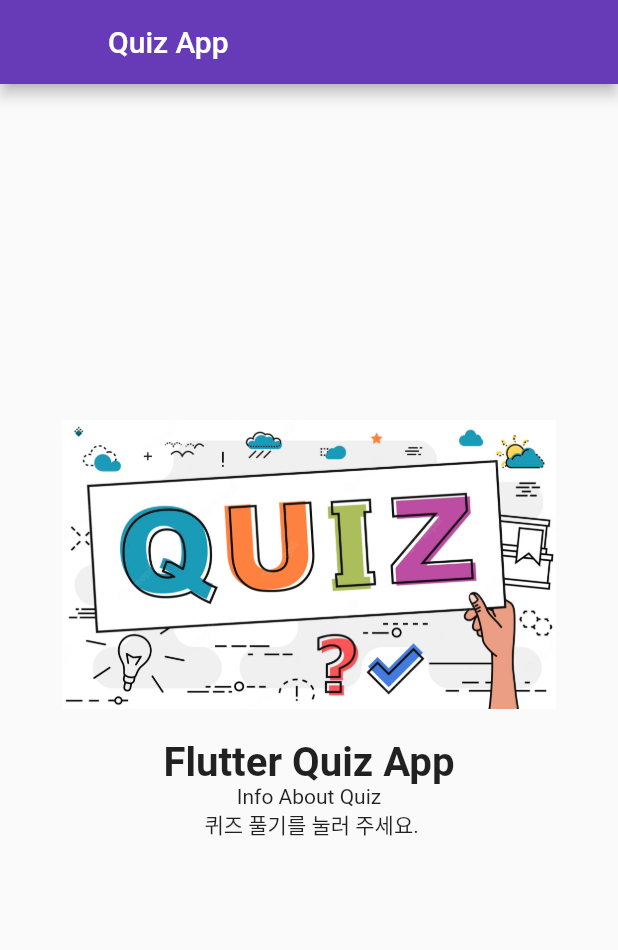
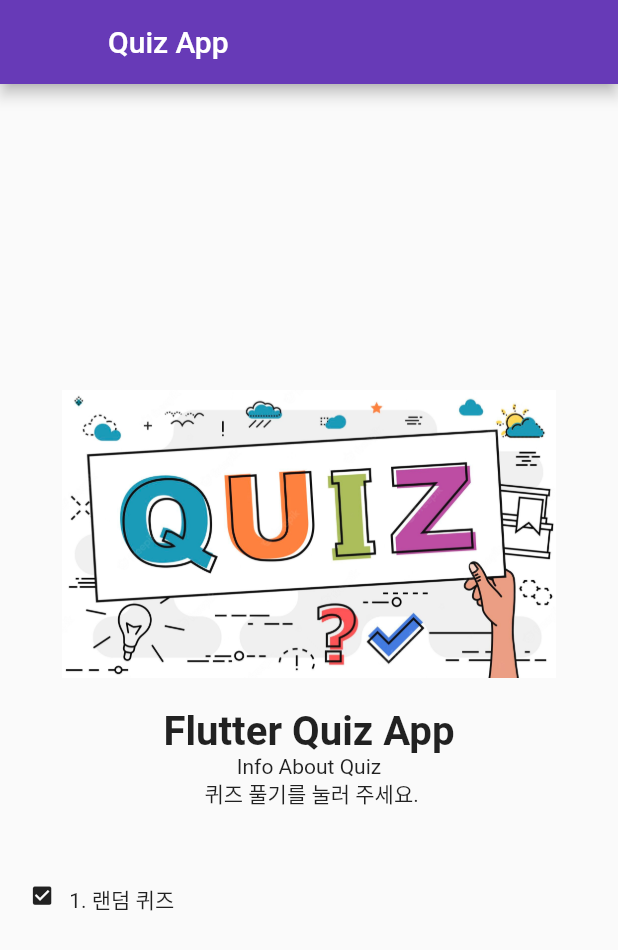
Before and after one commit to metacogpe/flutter_quiz_app, a Flutter app: the screen it shows after launch, on a phone screen of 412 x 824 dp. Shown: the top 950 px of the screen. Run offline on Flutter 3.47's test engine with Material 2 defaults, Android fonts, the phone set to English and light mode, and no system bars.

Commit message:
_buildStep : 설명문 함수 별도 생성

```diff
--- a/lib/screen/screen_home.dart
+++ b/lib/screen/screen_home.dart
@@ -8,7 +8,7 @@ class HomeScreen extends StatefulWidget {
 class _HomeScreenState extends State<HomeScreen> {
   @override
   Widget build(BuildContext context) {
-    Size screenSize = MediaQuery.of(context).size;  // 반응형 위한 사이즈 가져오기
+    Size screenSize = MediaQuery.of(context).size; // 반응형 위한 사이즈 가져오기
     double width = screenSize.width;
     double height = screenSize.height;
 
@@ -17,7 +17,7 @@ class _HomeScreenState extends State<HomeScreen> {
         appBar: AppBar(
           title: Text('Quiz App'),
           backgroundColor: Colors.deepPurple,
-            leading: Container(),  // AppBar에서 페이지 이동시 뒤로가기 버튼 지우기 효과
+          leading: Container(), // AppBar에서 페이지 이동시 뒤로가기 버튼 지우기 효과
         ),
         body: Column(
           mainAxisAlignment: MainAxisAlignment.center,
@@ -29,7 +29,8 @@ class _HomeScreenState extends State<HomeScreen> {
                 width: width * 0.8,
               ),
             ),
-              Padding(padding: EdgeInsets.all(width * 0.024),
+            Padding(
+              padding: EdgeInsets.all(width * 0.024),
             ),
             Text(
               'Flutter Quiz App',
@@ -45,10 +46,31 @@ class _HomeScreenState extends State<HomeScreen> {
             Padding(
               padding: EdgeInsets.all(width * 0.048),
             ),
-
+            _buildStep(width, '1. 랜덤 퀴즈'),
           ],
         ),
       ),
     );
   }
 }
+
+// 안내문을 별도의 함수로 생성
+Widget _buildStep(double width, String title) {
+  return Container(
+    padding: EdgeInsets.fromLTRB(
+        width * 0.048, width * 0.024, width * 0.048, width * 0.024),
+    child: Row(
+      crossAxisAlignment: CrossAxisAlignment.start,
+      children: <Widget>[
+        Icon(
+          Icons.check_box,
+          size: width * 0.04,
+        ),
+        Padding(
+          padding: EdgeInsets.only(right: width * 0.024),
+        ),
+        Text(title),
+      ],
+    ),
+  );
+}
```
Lines whose indentation alone changed are shown as unchanged.
